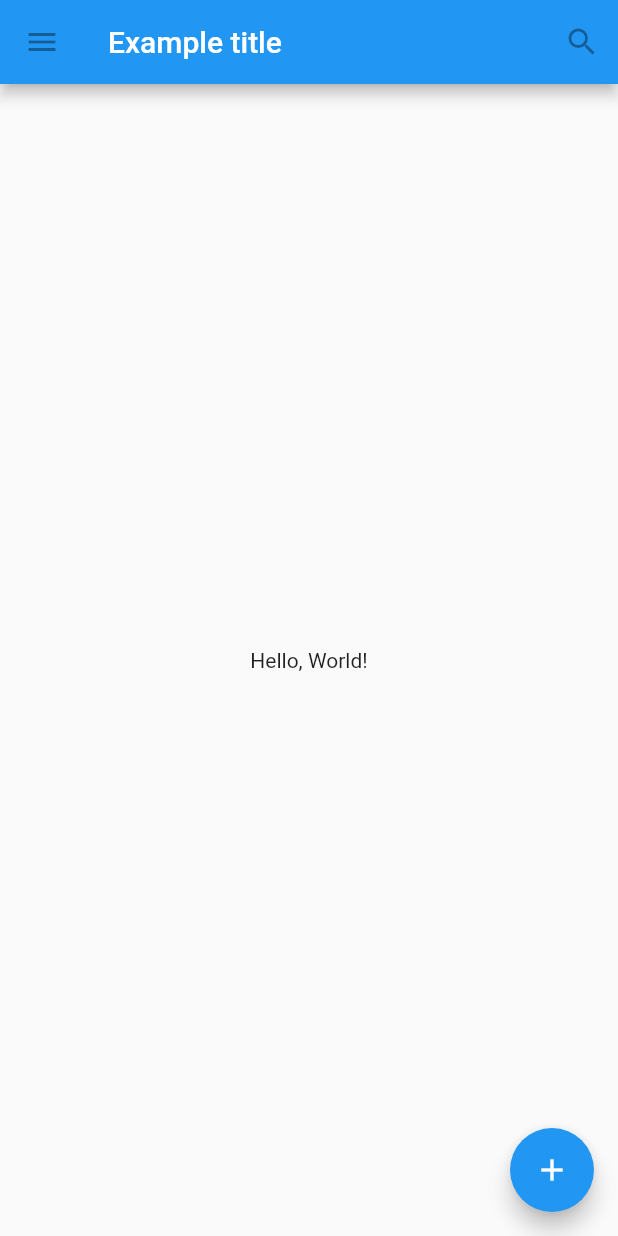
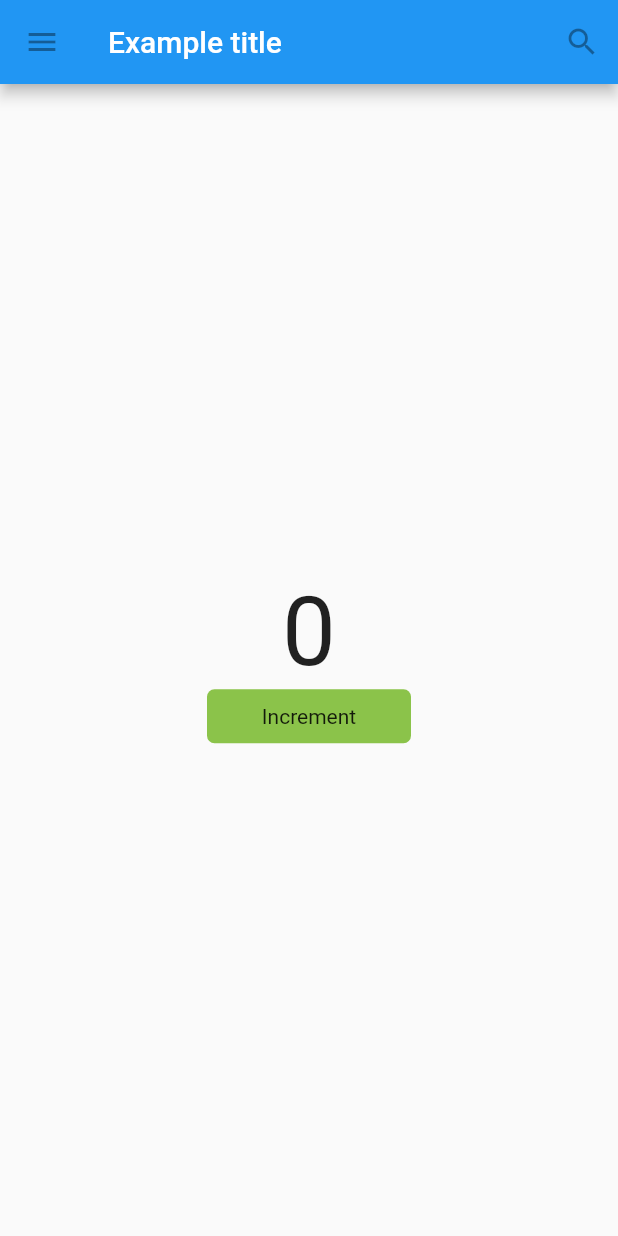
Before and after one commit to oiagorodrigues/flutter_basics, a Flutter app: the screen it shows after launch, on a phone screen of 412 x 824 dp. Run offline on Flutter 3.47's test engine with Material 2 defaults, Android fonts, the phone set to English and light mode, and no system bars.

```diff
--- a/lib/main.dart
+++ b/lib/main.dart
@@ -1,6 +1,8 @@
 import 'package:flutter/material.dart';
+import 'package:flutter_study/widgets/counter_display.dart';
+import 'package:flutter_study/widgets/counter_incrementor.dart';
 
-class TutorialHome extends StatelessWidget {
+class HandlingGestures extends StatelessWidget {
   @override
   Widget build(BuildContext context) {
     return Scaffold(
@@ -20,13 +22,47 @@ class TutorialHome extends StatelessWidget {
         ],
       ),
       body: Center(
-        child: Text('Hello, World!'),
+        child: Counter(),
       ),
-      floatingActionButton: FloatingActionButton(
-        tooltip: 'Add',
-        child: Icon(Icons.add),
-        onPressed: null,
-      ),
+    );
+  }
+}
+
+class Counter extends StatefulWidget {
+  // This class is the configuration for the state. It holds the
+  // values (in this case nothing) provided by the parent and used by the build
+  // method of the State. Fields in a Widget subclass are always marked "final".
+  @override
+  _CounterState createState() => _CounterState();
+}
+
+class _CounterState extends State<Counter> {
+  int _counter = 0;
+
+  void _increment() {
+    setState(() {
+      // This call to setState tells the Flutter framework that
+      // something has changed in this State, which causes it to rerun
+      // the build method below so that the display can reflect the
+      // updated values. If you change _counter without calling
+      // setState(), then the build method won't be called again,
+      // and so nothing would appear to happen.
+      ++_counter;
+    });
+  }
+
+  @override
+  Widget build(BuildContext context) {
+    // The Flutter framework has been optimized to make rerunning
+    // build methods fast, so that you can just rebuild anything that
+    // needs updating rather than having to individually change
+    // instances of widgets.
+    return Column(
+      mainAxisAlignment: MainAxisAlignment.center,
+      children: <Widget>[
+        CounterDisplay(counter: _counter),
+        CounterIncrementor(onPressed: _increment)
+      ],
     );
   }
 }
@@ -34,6 +70,6 @@ class TutorialHome extends StatelessWidget {
 void main() {
   runApp(MaterialApp(
     title: 'Material Components',
-    home: TutorialHome(),
+    home: HandlingGestures(),
   ));
 }
--- /dev/null
+++ b/lib/widgets/button.dart
@@ -0,0 +1,28 @@
+import 'package:flutter/material.dart';
+
+class MyButton extends StatelessWidget {
+  MyButton({@required this.onPressed, this.child});
+
+  final VoidCallback onPressed;
+  final Widget child;
+
+  @override
+  Widget build(BuildContext context) {
+    return GestureDetector(
+      onTap: () => onPressed(),
+      child: Container(
+        height: 36.0,
+        width: 136.0,
+        padding: const EdgeInsets.all(8.0),
+        margin: const EdgeInsets.symmetric(horizontal: 8.0),
+        decoration: BoxDecoration(
+          borderRadius: BorderRadius.circular(5.0),
+          color: Colors.lightGreen[500],
+        ),
+        child: Center(
+          child: child,
+        ),
+      ),
+    );
+  }
+}
--- /dev/null
+++ b/lib/widgets/counter_display.dart
@@ -0,0 +1,17 @@
+import 'package:flutter/material.dart';
+
+class CounterDisplay extends StatelessWidget {
+  CounterDisplay({this.counter});
+
+  final int counter;
+
+  @override
+  Widget build(BuildContext context) {
+    return Text(
+      '$counter',
+      style: TextStyle(
+        fontSize: 64.0,
+      ),
+    );
+  }
+}
--- /dev/null
+++ b/lib/widgets/counter_incrementor.dart
@@ -0,0 +1,16 @@
+import 'package:flutter/material.dart';
+import 'package:flutter_study/widgets/button.dart';
+
+class CounterIncrementor extends StatelessWidget {
+  CounterIncrementor({this.onPressed});
+
+  final VoidCallback onPressed;
+
+  @override
+  Widget build(BuildContext context) {
+    return MyButton(
+      onPressed: onPressed,
+      child: Text('Increment'),
+    );
+  }
+}
```
